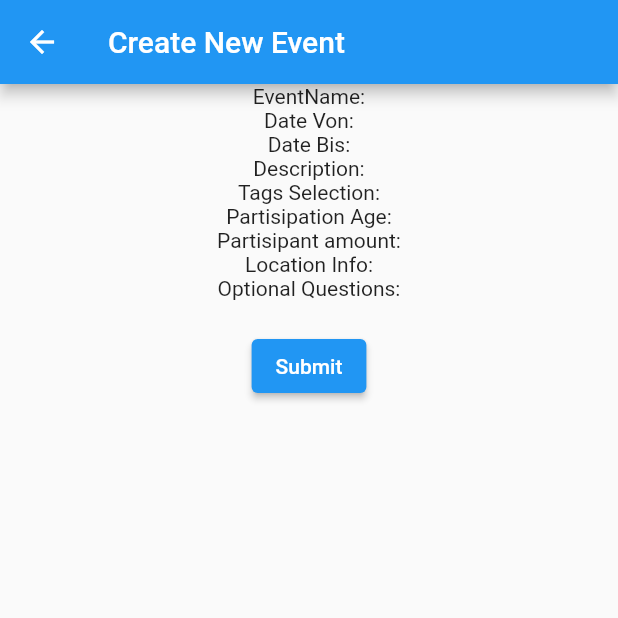
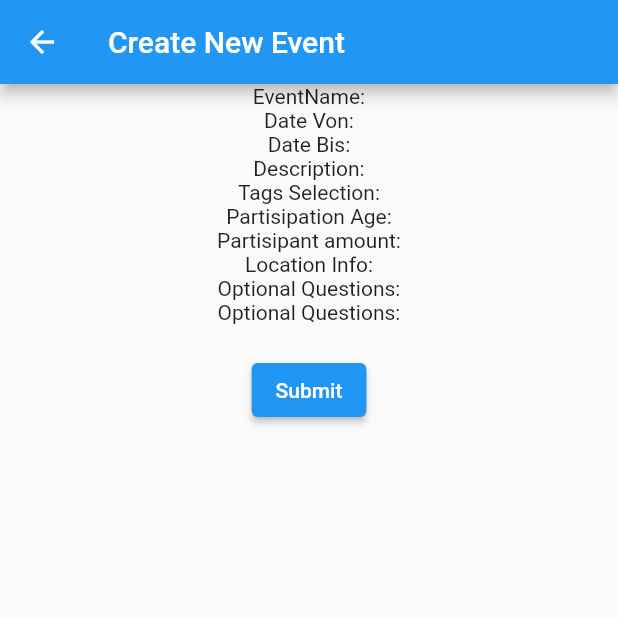
Before and after one commit to HaessigeHubi/evor_flutter, a Flutter app: the CreateEvent screen opened directly, on a phone screen of 412 x 824 dp, the top half of it. Run offline on Flutter 3.47's test engine with Material 2 defaults, Android fonts, the light colour scheme and no system bars; drawn by our look-alikes of flutter_form_builder; our stand-ins replace firebase_auth, firebase_core, firebase_database, flutter_signin_button, google_maps_flutter, splashscreen; accounts and stored records are empty.

Commit message:
Initial Push

```diff
--- a/lib/pages/event/create/createEvent.dart
+++ b/lib/pages/event/create/createEvent.dart
@@ -34,6 +34,7 @@ class _CreateEventState extends State<CreateEvent> {
             Text("Partisipant amount:"),
             Text("Location Info:"),
             Text("Optional Questions:"),
+            Text("Optional Questions:"),
             SizedBox(height: 20),
 
             Row(
```
